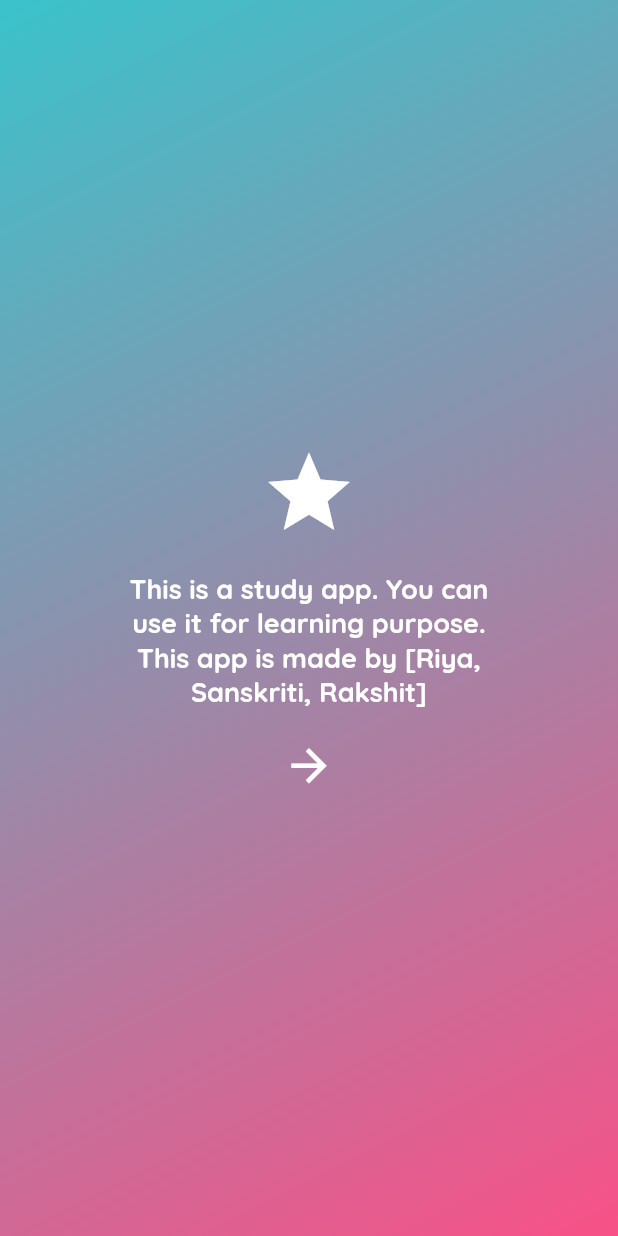
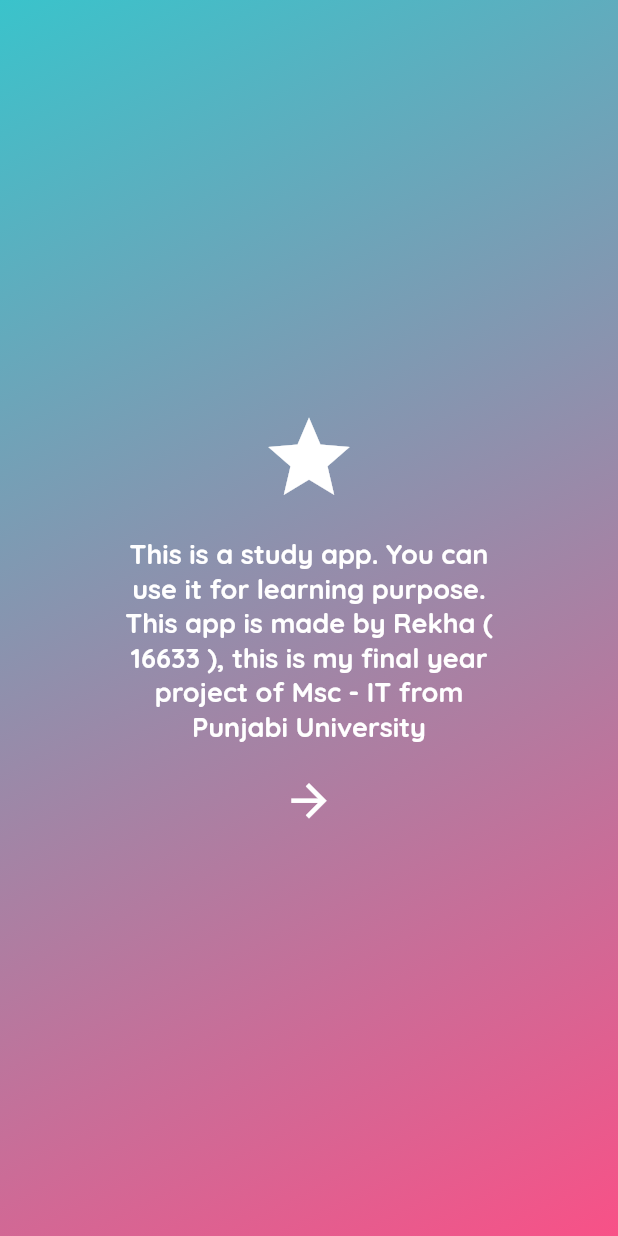
Before and after one commit to ShubhamGupta2701/Study_app, a Flutter app: the screen it shows after launch, on a phone screen of 412 x 824 dp. Run offline on Flutter 3.47's test engine with Material 2 defaults, Android fonts, the phone set to English and light mode, and no system bars; our stand-ins replace cached_network_image, cloud_firestore, firebase_auth, firebase_core, firebase_storage, flutter_svg and 7 more; missing offline and left inert: easy_separator; accounts and stored records are empty; project files that could hold a hidden picture were left out.

Commit message:
update code

```diff
--- a/lib/screens/introduction/introduction.dart
+++ b/lib/screens/introduction/introduction.dart
@@ -28,7 +28,7 @@
                   ),
                   const SizedBox(height: 20),
                   const Text(
-                    'This is a study app. You can use it for learning purpose. This app is made by [Riya, Sanskriti, Rakshit]',
+                    'This is a study app. You can use it for learning purpose. This app is made by Rekha ( 16633 ), this is my final year project of Msc - IT from Punjabi University',
                     textAlign: TextAlign.center,
                     style: TextStyle(
                         fontSize: 18,
```
Also changed, not shown: 6 other files.
